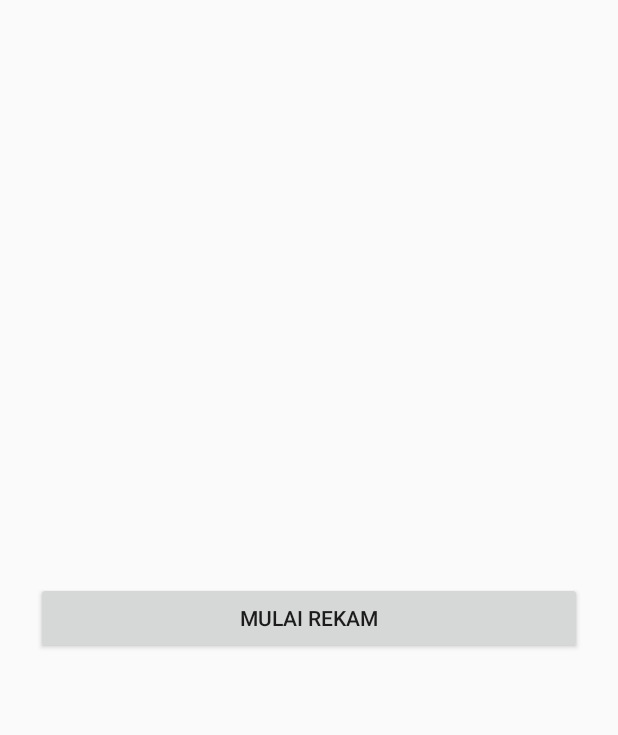
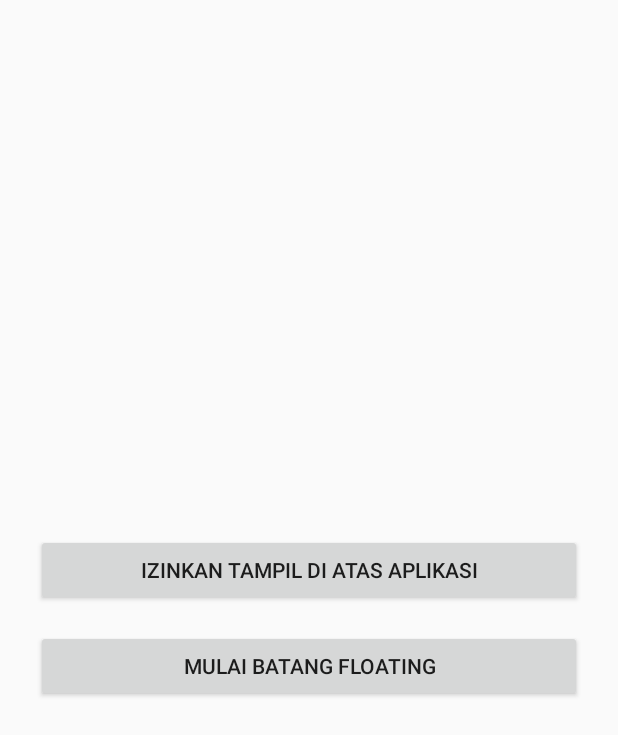
Before and after one commit to qikykun/Hidcam, an Android app: the screen it shows after launch (MainActivity), on a phone screen of 412 x 824 dp. Shown: the top 735 px of the screen. Run offline under Robolectric (Android 15) with nearby library versions, the phone set to English and light mode, and no system bars.

Commit message:
Update activity_main.xml

```diff
--- a/app/src/main/res/layout/activity_main.xml
+++ b/app/src/main/res/layout/activity_main.xml
@@ -7,15 +7,22 @@
     android:padding="24dp">
 
     <Button
+        android:id="@+id/btnOverlay"
+        android:layout_width="match_parent"
+        android:layout_height="wrap_content"
+        android:text="Izinkan tampil di atas aplikasi" />
+
+    <Button
         android:id="@+id/btnStart"
         android:layout_width="match_parent"
         android:layout_height="wrap_content"
-        android:text="Mulai Rekam" />
+        android:layout_marginTop="16dp"
+        android:text="Mulai batang floating" />
 
     <Button
         android:id="@+id/btnStop"
         android:layout_width="match_parent"
         android:layout_height="wrap_content"
         android:layout_marginTop="16dp"
-        android:text="Stop" />
+        android:text="Matikan batang" />
 </LinearLayout>
```
